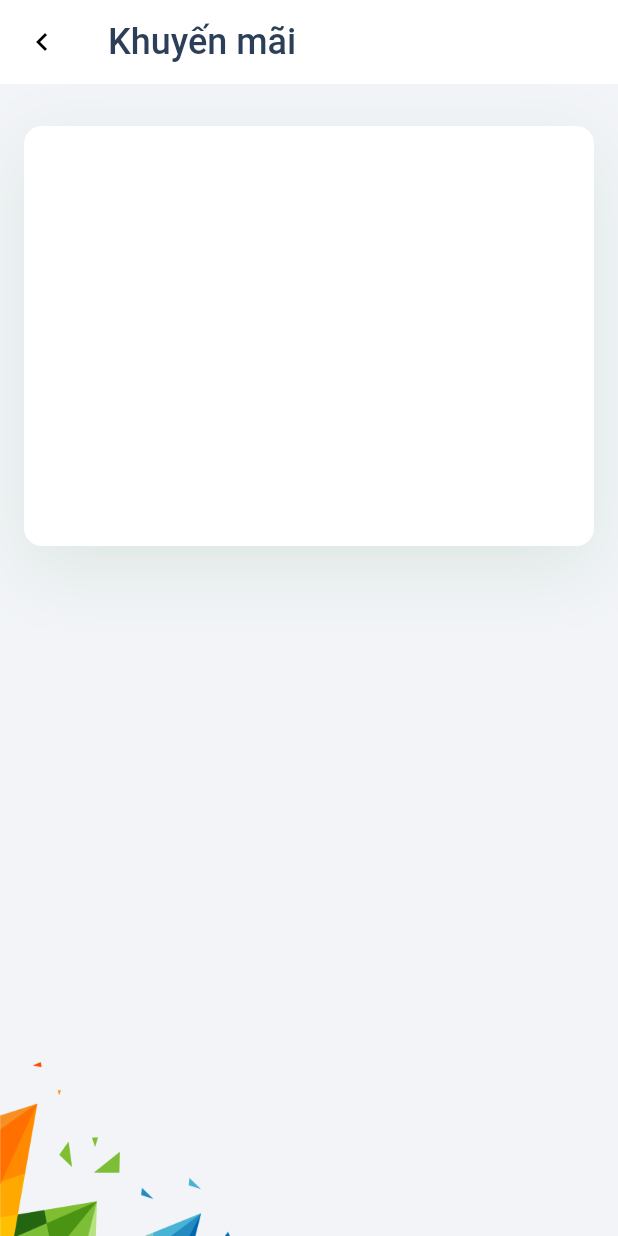
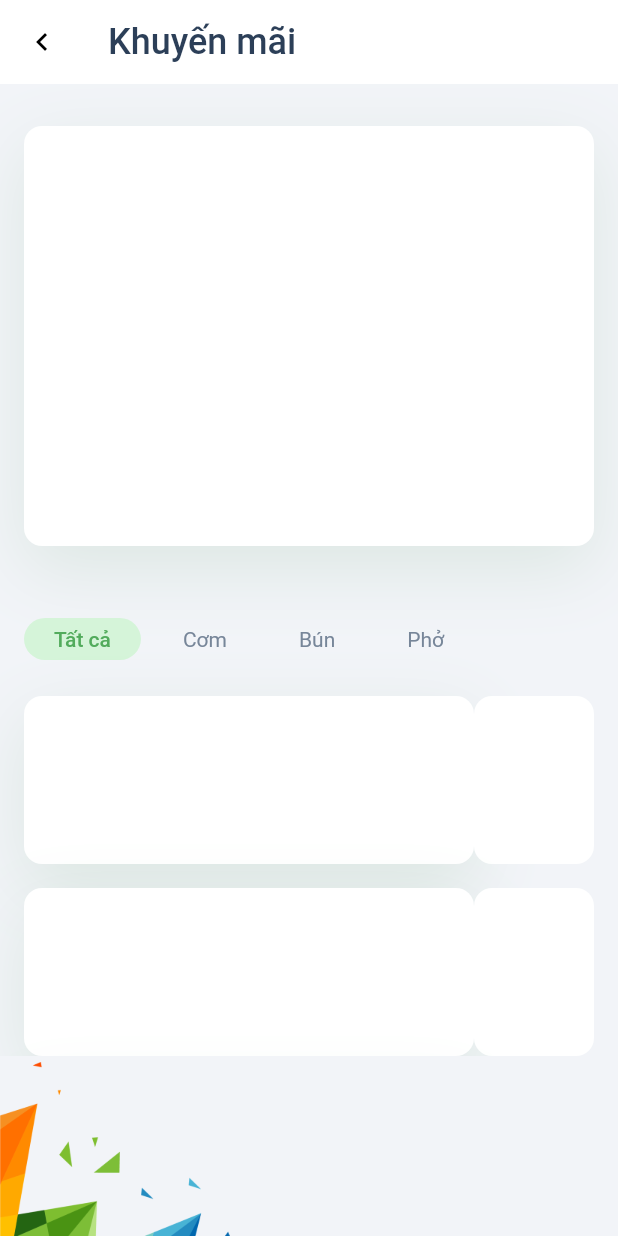
Before and after one commit to gaoypChina/DDLK-App, a Flutter app: the PromotionScreen screen opened by its route, on a phone screen of 412 x 824 dp. Run offline on Flutter 3.47's test engine with Material 2 defaults, Android fonts, the light colour scheme and no system bars; our stand-ins replace dotted_border, flutter_svg, pin_code_fields, rflutter_alert; missing offline and left inert: flutter_swipe_detector; network calls fail.

Commit message:
promotion

```diff
--- a/diadiemlongkhanh/lib/screens/promotion/promotion_screen.dart
+++ b/diadiemlongkhanh/lib/screens/promotion/promotion_screen.dart
@@ -11,6 +11,8 @@ class PromotionScreen extends StatefulWidget {
 }
 
 class _PromotionScreenState extends State<PromotionScreen> {
+  List<String> filterDatas = ['Tất cả', 'Cơm', 'Bún', 'Phở'];
+  int _indexFilter = 0;
   @override
   Widget build(BuildContext context) {
     return Scaffold(
@@ -36,6 +38,7 @@ class _PromotionScreenState extends State<PromotionScreen> {
               left: 0,
               right: 0,
               bottom: 120,
+              child: SingleChildScrollView(
                 child: Column(
                   children: [
                     Container(
@@ -56,8 +59,52 @@ class _PromotionScreenState extends State<PromotionScreen> {
                           )
                         ],
                       ),
+                    ),
+                    _buildFilterPromotionView(),
+                    ListView.builder(
+                      itemCount: 10,
+                      shrinkWrap: true,
+                      physics: NeverScrollableScrollPhysics(),
+                      padding: const EdgeInsets.only(top: 24),
+                      itemBuilder: (_, index) {
+                        return Container(
+                          height: 112,
+                          margin: const EdgeInsets.only(
+                            bottom: 16,
+                            left: 16,
+                            right: 16,
+                          ),
+                          child: Row(
+                            children: [
+                              Expanded(
+                                child: Container(
+                                  decoration: BoxDecoration(
+                                      color: Colors.white,
+                                      borderRadius: BorderRadius.circular(12),
+                                      boxShadow: [
+                                        BoxShadow(
+                                          color: ColorConstant.green_shadow
+                                              .withOpacity(0.12),
+                                          offset: Offset(0, 15),
+                                          blurRadius: 40,
+                                        ),
+                                      ]),
+                                ),
+                              ),
+                              Container(
+                                width: 80,
+                                decoration: BoxDecoration(
+                                  color: Colors.white,
+                                  borderRadius: BorderRadius.circular(12),
+                                ),
+                              ),
+                            ],
+                          ),
+                        );
+                      },
                     )
                   ],
+                ),
               ),
             )
           ],
@@ -65,4 +112,45 @@ class _PromotionScreenState extends State<PromotionScreen> {
       ),
     );
   }
+
+  Container _buildFilterPromotionView() {
+    return Container(
+      height: 28,
+      margin: const EdgeInsets.only(
+        top: 48,
+        left: 16,
+        right: 16,
+      ),
+      child: ListView.builder(
+        itemCount: filterDatas.length,
+        scrollDirection: Axis.horizontal,
+        itemBuilder: (_, index) {
+          return Container(
+            height: 28,
+            margin: const EdgeInsets.only(right: 8),
+            padding: const EdgeInsets.symmetric(horizontal: 20),
+            decoration: BoxDecoration(
+              borderRadius: BorderRadius.circular(14),
+              color: index == _indexFilter
+                  ? ColorConstant.green_D5F4D9
+                  : Colors.transparent,
+            ),
+            child: Center(
+              child: Text(
+                filterDatas[index],
+                style: TextStyle(
+                  fontSize: 14,
+                  fontWeight:
+                      index == _indexFilter ? FontWeight.w500 : FontWeight.w400,
+                  color: index == _indexFilter
+                      ? Theme.of(context).primaryColor
+                      : ColorConstant.neutral_gray,
+                ),
+              ),
+            ),
+          );
+        },
+      ),
+    );
   }
+}
```
Lines whose indentation alone changed are shown as unchanged.
